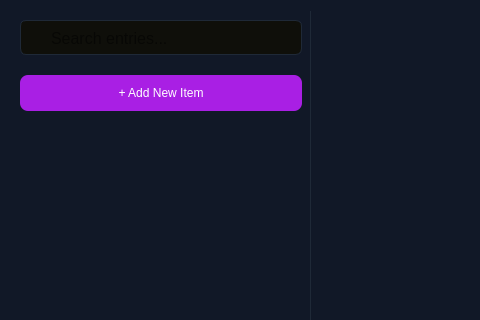
First picture: the form in src/mainContent/viewentries.ui, repository Keypr-org/qt_client, before the edit; both pictures show x 0 to 480 and y 0 to 320 of the 828 by 706 pixel window.
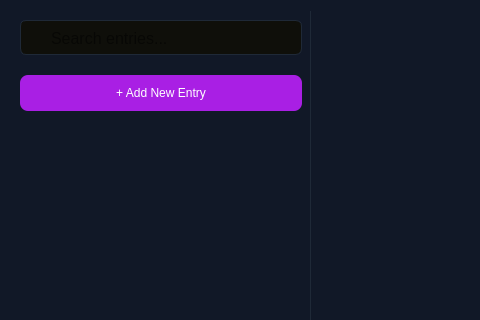
Second picture: the form after the edit. Icons and pictures are not drawn.

What changed in the file:
```diff
--- a/src/mainContent/viewentries.ui
+++ b/src/mainContent/viewentries.ui
@@ -128,7 +128,7 @@
          </size>
         </property>
         <property name="text">
-         <string>+ Add New Item</string>
+         <string>+ Add New Entry</string>
         </property>
        </widget>
       </item>
```
